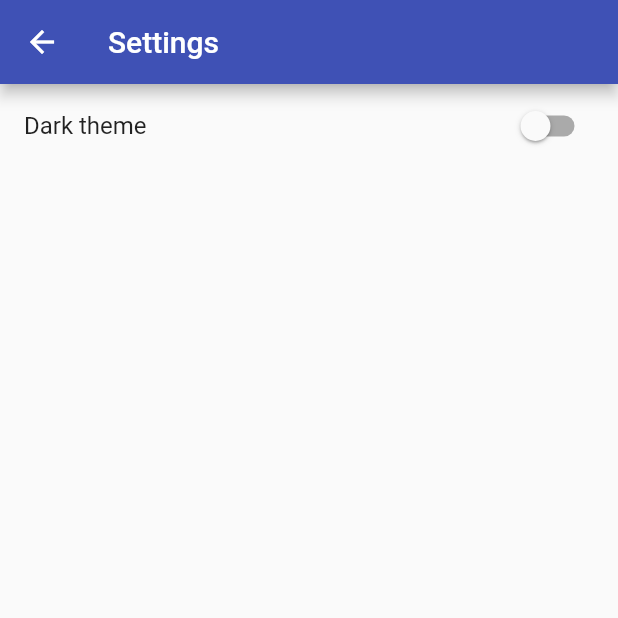
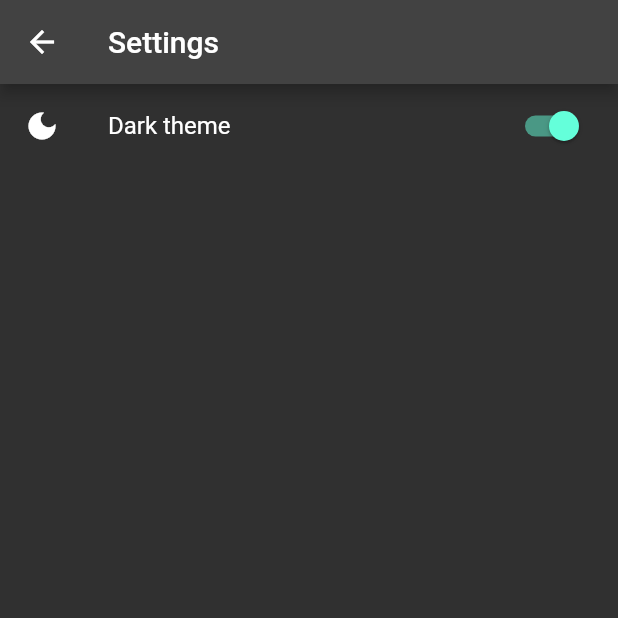
Before and after one commit to koorosh-k98/fun-recorder, a Flutter app: the Settings screen opened directly, on a phone screen of 412 x 824 dp, the top half of it. Run offline on Flutter 3.47's test engine with Material 2 defaults, Android fonts, the phone set to English and light mode, and no system bars; our stand-ins replace flutter_riverpod, just_audio, permission_handler, riverpod_annotation; missing offline and left inert: record; generated files the repository leaves out were written again; statements that could not run were skipped.

Commit message:
add dark mode

```diff
--- a/lib/views/constants/strings.dart
+++ b/lib/views/constants/strings.dart
@@ -22,6 +22,8 @@ class Strings {
   static const about = "About";
   static const tabs = "Tabs";
   static const dartTheme = "Dark theme";
+  static const darkName = "Dark";
+  static const lightName = "Light";
 
   const Strings._();
 }
--- a/lib/views/settings/settings.dart
+++ b/lib/views/settings/settings.dart
@@ -1,19 +1,28 @@
 import 'package:flutter/material.dart';
+import 'package:flutter_riverpod/flutter_riverpod.dart';
+import 'package:recorder/states/settings/providers/custom_theme_provider.dart';
 
+import '../../states/settings/models/themes.dart';
 import '../constants/strings.dart';
 
-class Settings extends StatelessWidget {
+class Settings extends ConsumerWidget {
   const Settings({Key? key}) : super(key: key);
 
   @override
-  Widget build(BuildContext context) {
+  Widget build(BuildContext context, WidgetRef ref) {
+    final themeProvider = ref.watch(customThemeProvider);
+    bool isDark = themeProvider.mode == ThemeMode.dark;
     return Scaffold(
       appBar: AppBar(title: const Text(Strings.settings)),
       body: ListView(
         children: [
-          ListTile(
+          SwitchListTile(
             title: const Text(Strings.dartTheme),
-            trailing: Switch(value: false, onChanged: (value){},),
+            value: isDark,
+            secondary: Icon(themeProvider.icon),
+            onChanged: (value) {
+              ref.read(customThemeProvider.notifier).toggle();
+            },
           )
         ],
       ),
--- a/pubspec.yaml
+++ b/pubspec.yaml
@@ -41,6 +41,7 @@ dependencies:
   record: ^4.4.4
   just_audio: ^0.9.31
   permission_handler: ^10.2.0
+  shared_preferences: ^2.0.18
 
 dev_dependencies:
   flutter_test:
```
Also changed, not shown: lib/main.dart (+13 -1 lines), lib/states/settings/models/themes.dart (added, +38 -0 lines), lib/states/settings/providers/custom_theme_provider.dart (added, +16 -0 lines), lib/states/settings/providers/custom_theme_provider.g.dart (added), pubspec.lock, 1 other file.
